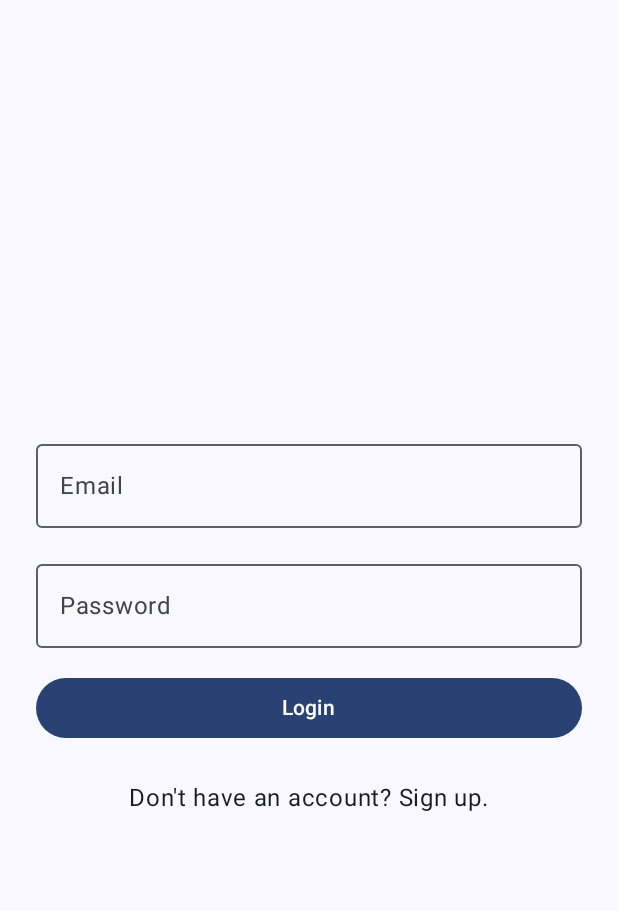
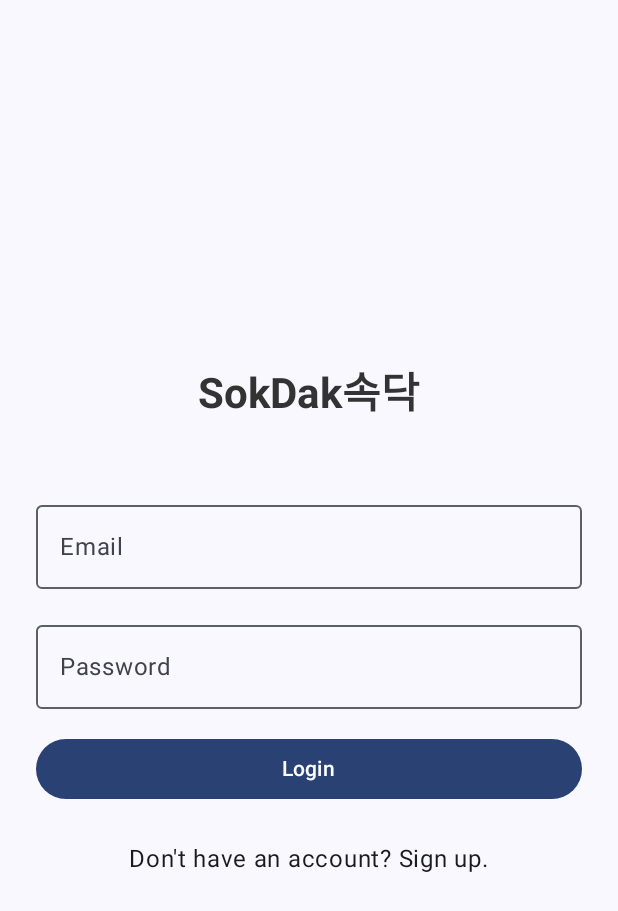
Before and after one commit to Space-Belt/Android_Firebase, an Android app built with Jetpack Compose: the screen it shows after launch (MainActivity), after a tap on "이미 회원이신가요? 로그인하세요!", on a phone screen of 412 x 824 dp. Shown: the top 911 px of the screen. Run offline under Robolectric (Android 15) with nearby library versions, the phone set to English and light mode, and no system bars; our stand-ins replace Firebase (no records; nobody signed in at launch, a user with empty details on screens opened directly), livedata-compose.

Commit message:
chore: 앱 이름 로그인 스크린에 추가

```diff
--- a/app/src/main/java/com/example/androidfirebase/ui/theme/LoginScreen.kt
+++ b/app/src/main/java/com/example/androidfirebase/ui/theme/LoginScreen.kt
@@ -21,9 +21,13 @@ import androidx.compose.runtime.remember
 import androidx.compose.runtime.setValue
 import androidx.compose.ui.Alignment
 import androidx.compose.ui.Modifier
+import androidx.compose.ui.graphics.Color
+import androidx.compose.ui.text.TextStyle
+import androidx.compose.ui.text.font.FontWeight
 import androidx.compose.ui.text.input.PasswordVisualTransformation
 import androidx.compose.ui.tooling.preview.Preview
 import androidx.compose.ui.unit.dp
+import androidx.compose.ui.unit.sp
 import com.example.androidfirebase.AuthViewModel
 import com.example.androidfirebase.Result
 
@@ -49,6 +53,15 @@ fun LoginScreen(
         verticalArrangement = Arrangement.Center,
         horizontalAlignment = Alignment.CenterHorizontally
     ){
+        Text(
+            text = "SokDak속닥",
+            style = TextStyle(
+                fontSize = 28.sp,
+                fontWeight = FontWeight.Bold,
+                color = Color(0xFF333333) // 진회색
+            ),
+            modifier = Modifier.padding(bottom = 40.dp)
+        )
         OutlinedTextField(
             value = email,
             onValueChange = { email = it },
```
